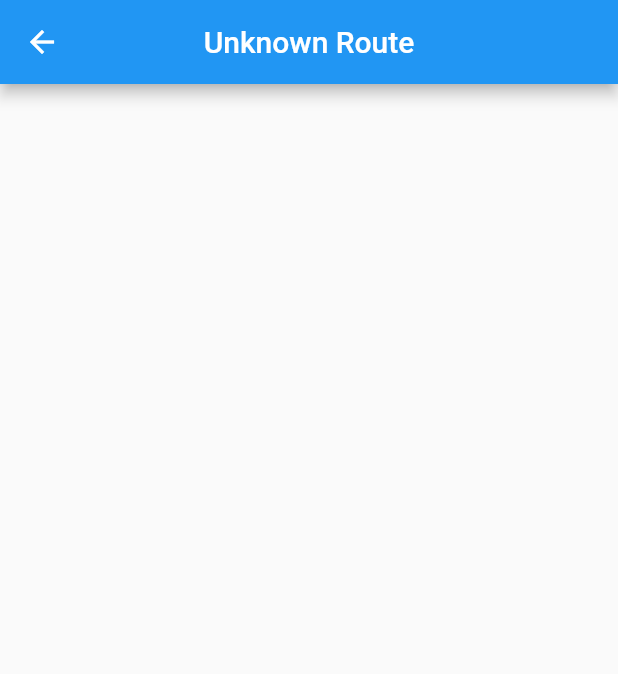
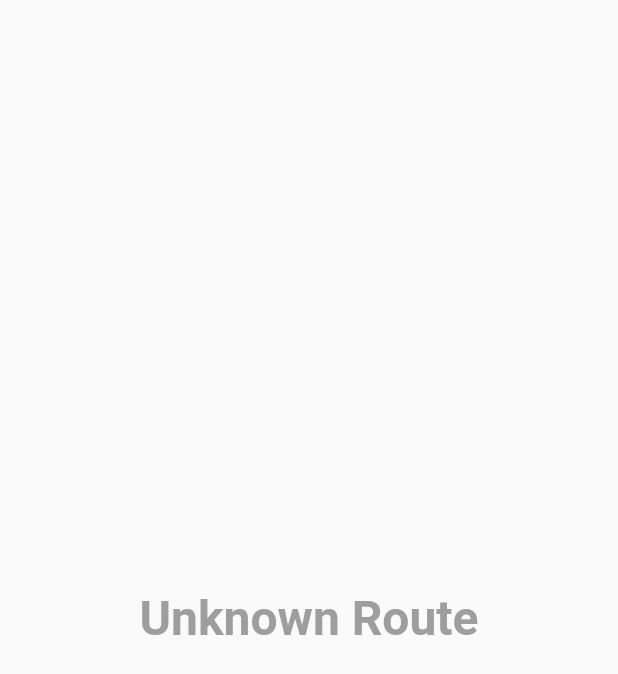
Before and after one commit to davidli218/W-Tasks, a Flutter app: the UnknownPage screen opened directly, on a phone screen of 412 x 824 dp. Shown: the top 674 px of the screen. Run offline on Flutter 3.47's test engine with Material 2 defaults, Android fonts, the phone set to English and light mode, and no system bars.

Commit message:
Update `unknownRouteScreen`

```diff
--- a/lib/app_route.dart
+++ b/lib/app_route.dart
@@ -18,10 +18,16 @@ class UnknownPage extends StatelessWidget {
 
   @override
   Widget build(BuildContext context) {
-    return Scaffold(
-      appBar: AppBar(
-        title: const Text('Unknown Route'),
-        centerTitle: true,
+    return const Scaffold(
+      body: Center(
+        child: Text(
+          "Unknown Route",
+          style: TextStyle(
+            color: Colors.grey,
+            fontSize: 32.0,
+            fontWeight: FontWeight.bold,
+          ),
+        ),
       ),
     );
   }
```
